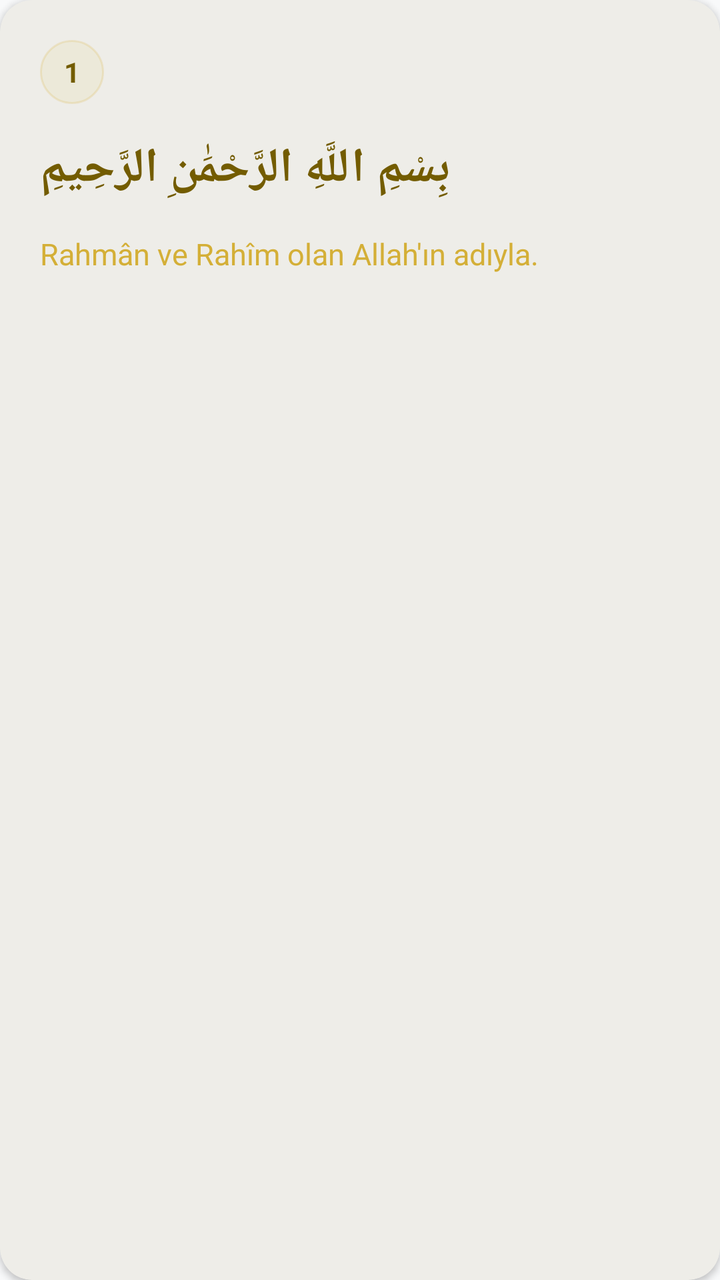
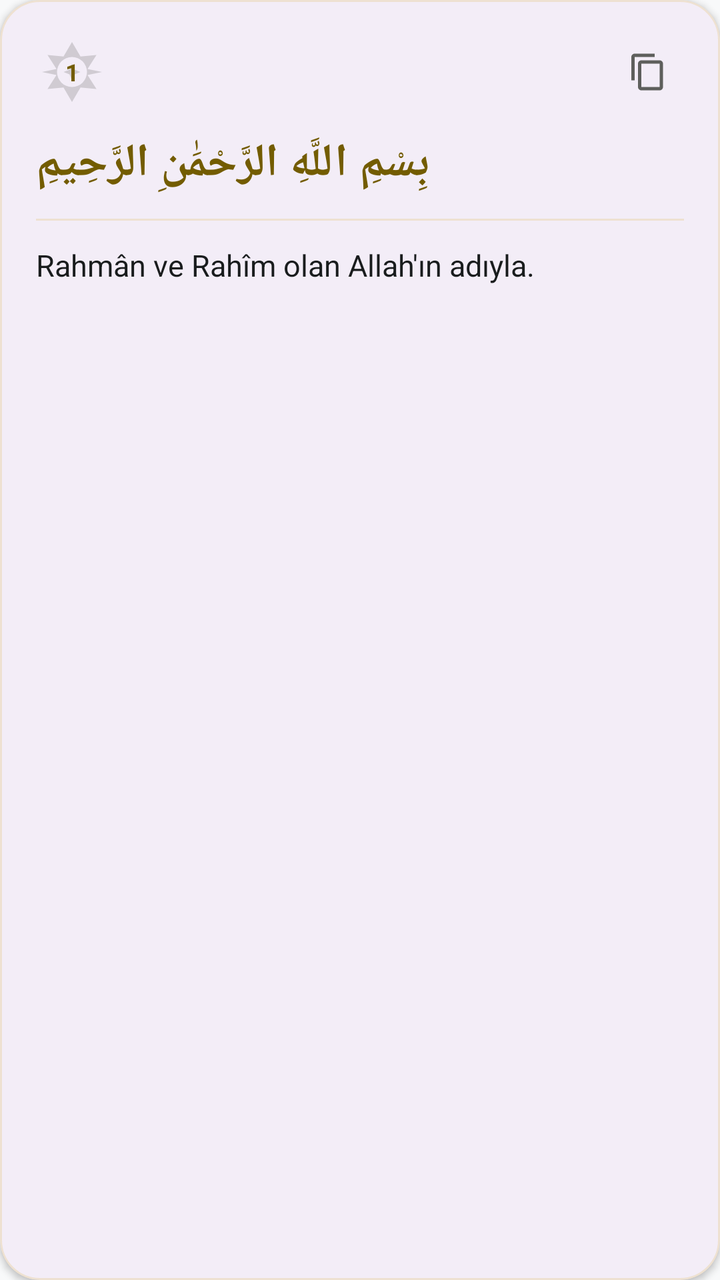

Two renders of the same Android screen: before a commit and after it. Below are the layout's source before the change and the commit's diff.
<!-- AndroidManifest.xml: application theme Theme.Hilalim -->
<!-- res/layout/item_verse.xml -->
<?xml version="1.0" encoding="utf-8"?>
<com.google.android.material.card.MaterialCardView xmlns:android="http://schemas.android.com/apk/res/android"
    xmlns:app="http://schemas.android.com/apk/res-auto"
    android:layout_width="match_parent"
    android:layout_height="wrap_content"
    android:layout_margin="8dp"
    app:cardCornerRadius="16dp"
    app:cardElevation="2dp"
    app:strokeWidth="0dp">

    <LinearLayout
        android:layout_width="match_parent"
        android:layout_height="wrap_content"
        android:orientation="vertical"
        android:padding="20dp">

        <TextView
            android:id="@+id/txt_verse_id"
            android:layout_width="32dp"
            android:layout_height="32dp"
            android:background="@drawable/bg_tool_icon"
            android:gravity="center"
            android:text="1"
            android:textColor="@color/primary"
            android:textStyle="bold" />

        <TextView
            android:id="@+id/txt_verse_ar"
            android:layout_width="match_parent"
            android:layout_height="wrap_content"
            android:layout_marginTop="16dp"
            android:gravity="end"
            android:text="بِسْمِ اللَّهِ الرَّحْمَٰنِ الرَّحِيمِ"
            android:textColor="@color/primary"
            android:textSize="24sp"
            android:textStyle="bold" />

        <TextView
            android:id="@+id/txt_verse_tr"
            android:layout_width="match_parent"
            android:layout_height="wrap_content"
            android:layout_marginTop="16dp"
            android:text="Rahmân ve Rahîm olan Allah'ın adıyla."
            android:textColor="@color/secondary"
            android:textSize="15sp"
            android:lineSpacingExtra="4dp" />

    </LinearLayout>
</com.google.android.material.card.MaterialCardView>
<!-- resources referenced by this layout -->
<resources>
  <color name="primary">@color/md_theme_light_primary</color>
  <color name="secondary">@color/sacred_gold</color>
  <!-- drawable bg_tool_icon (drawable) -->
  <?xml version="1.0" encoding="utf-8"?>
  <shape xmlns:android="http://schemas.android.com/apk/res/android"
      android:shape="oval">
      <solid android:color="@color/selected_lang_bg" />
      <stroke
          android:width="1dp"
          android:color="@color/card_stroke" />
  </shape>
  <style name="Theme.Hilalim" parent="Base.Theme.Hilalim" />
  <color name="md_theme_light_primary">#735C00</color>
  <color name="sacred_gold">#D4AF37</color>
  <color name="selected_lang_bg">#15D4AF37</color>
  <color name="card_stroke">#33D4AF37</color>
  <color name="md_theme_light_onPrimary">#FFFFFF</color>
  <color name="md_theme_light_primaryContainer">#D4AF37</color>
  <color name="md_theme_light_onPrimaryContainer">#554300</color>
  <color name="md_theme_light_secondary">#5E5F5C</color>
  <color name="md_theme_light_onSecondary">#FFFFFF</color>
  <color name="md_theme_light_secondaryContainer">#E0E0DC</color>
  <color name="md_theme_light_onSecondaryContainer">#626360</color>
  <color name="md_theme_light_tertiary">#5F5F56</color>
  <color name="md_theme_light_onTertiary">#FFFFFF</color>
  <color name="md_theme_light_tertiaryContainer">#B4B3A8</color>
  <color name="md_theme_light_onTertiaryContainer">#45453D</color>
  <color name="md_theme_light_background">#F8F9FA</color>
  <color name="md_theme_light_surface">#F8F9FA</color>
  <color name="md_theme_light_onSurface">#191C1D</color>
  <color name="md_theme_light_surfaceVariant">#E1E3E4</color>
  <color name="md_theme_light_onSurfaceVariant">#4D4635</color>
  <color name="md_theme_light_outline">#7F7663</color>
  <color name="md_theme_light_inverseSurface">#2E3132</color>
  <color name="md_theme_light_inverseOnSurface">#EFF1F2</color>
  <color name="md_theme_light_error">#BA1A1A</color>
  <color name="md_theme_light_onError">#FFFFFF</color>
  <color name="md_theme_light_errorContainer">#FFDAD6</color>
  <color name="md_theme_light_onErrorContainer">#93000A</color>
  <!-- unchanged entries left out for length: 1 -->
</resources>

<!-- the commit's change to res/layout/item_verse.xml (unified diff, before → after) -->
@@ -3,47 +3,93 @@
     xmlns:app="http://schemas.android.com/apk/res-auto"
     android:layout_width="match_parent"
     android:layout_height="wrap_content"
-    android:layout_margin="8dp"
-    app:cardCornerRadius="16dp"
+    android:layout_marginHorizontal="8dp"
+    android:layout_marginVertical="6dp"
+    app:cardBackgroundColor="?attr/colorSurfaceContainer"
+    app:cardCornerRadius="20dp"
     app:cardElevation="2dp"
-    app:strokeWidth="0dp">
+    app:strokeColor="@color/card_stroke"
+    app:strokeWidth="1dp">
 
     <LinearLayout
         android:layout_width="match_parent"
         android:layout_height="wrap_content"
         android:orientation="vertical"
-        android:padding="20dp">
+        android:padding="18dp">
 
-        <TextView
-            android:id="@+id/txt_verse_id"
-            android:layout_width="32dp"
-            android:layout_height="32dp"
-            android:background="@drawable/bg_tool_icon"
-            android:gravity="center"
-            android:text="1"
-            android:textColor="@color/primary"
-            android:textStyle="bold" />
+        <LinearLayout
+            android:layout_width="match_parent"
+            android:layout_height="wrap_content"
+            android:gravity="center_vertical"
+            android:orientation="horizontal">
+
+            <FrameLayout
+                android:layout_width="36dp"
+                android:layout_height="36dp">
+
+                <ImageView
+                    android:layout_width="36dp"
+                    android:layout_height="36dp"
+                    android:alpha="0.24"
+                    android:contentDescription="@null"
+                    android:src="@drawable/ic_diamond"
+                    app:tint="?attr/colorSecondary" />
+
+                <TextView
+                    android:id="@+id/txt_verse_id"
+                    android:layout_width="match_parent"
+                    android:layout_height="match_parent"
+                    android:gravity="center"
+                    android:text="1"
+                    android:textColor="?attr/colorPrimary"
+                    android:textSize="12sp"
+                    android:textStyle="bold" />
+            </FrameLayout>
+
+            <View
+                android:layout_width="0dp"
+                android:layout_height="0dp"
+                android:layout_weight="1" />
+
+            <ImageView
+                android:id="@+id/btn_copy_verse"
+                android:layout_width="36dp"
+                android:layout_height="36dp"
+                android:background="?attr/selectableItemBackgroundBorderless"
+                android:clickable="true"
+                android:contentDescription="@string/quran_verse_copied"
+                android:focusable="true"
+                android:padding="8dp"
+                android:src="@drawable/ic_copy"
+                app:tint="?attr/colorSecondary" />
+        </LinearLayout>
 
         <TextView
             android:id="@+id/txt_verse_ar"
             android:layout_width="match_parent"
             android:layout_height="wrap_content"
-            android:layout_marginTop="16dp"
+            android:layout_marginTop="12dp"
             android:gravity="end"
+            android:lineSpacingExtra="8dp"
             android:text="بِسْمِ اللَّهِ الرَّحْمَٰنِ الرَّحِيمِ"
-            android:textColor="@color/primary"
-            android:textSize="24sp"
+            android:textColor="?attr/colorPrimary"
+            android:textSize="23sp"
             android:textStyle="bold" />
+
+        <View
+            android:layout_width="match_parent"
+            android:layout_height="1dp"
+            android:layout_marginVertical="12dp"
+            android:background="@color/card_stroke" />
 
         <TextView
             android:id="@+id/txt_verse_tr"
             android:layout_width="match_parent"
             android:layout_height="wrap_content"
-            android:layout_marginTop="16dp"
+            android:lineSpacingExtra="4dp"
             android:text="Rahmân ve Rahîm olan Allah'ın adıyla."
-            android:textColor="@color/secondary"
-            android:textSize="15sp"
-            android:lineSpacingExtra="4dp" />
+            android:textColor="?attr/colorOnSurface"
+            android:textSize="15sp" />
 
     </LinearLayout>
 </com.google.android.material.card.MaterialCardView>
<!-- resource entries referenced after the edit -->
@@ -1,21 +1,35 @@
 <!-- resources referenced by this layout -->
 <resources>
-  <color name="primary">@color/md_theme_light_primary</color>
-  <color name="secondary">@color/sacred_gold</color>
-  <!-- drawable bg_tool_icon (drawable) -->
-  <?xml version="1.0" encoding="utf-8"?>
-  <shape xmlns:android="http://schemas.android.com/apk/res/android"
-      android:shape="oval">
-      <solid android:color="@color/selected_lang_bg" />
-      <stroke
-          android:width="1dp"
-          android:color="@color/card_stroke" />
-  </shape>
   <style name="Theme.Hilalim" parent="Base.Theme.Hilalim" />
   <color name="md_theme_light_primary">#735C00</color>
-  <color name="sacred_gold">#D4AF37</color>
-  <color name="selected_lang_bg">#15D4AF37</color>
   <color name="card_stroke">#33D4AF37</color>
+  <!-- drawable ic_copy (drawable) -->
+  <vector xmlns:android="http://schemas.android.com/apk/res/android"
+      android:width="24dp"
+      android:height="24dp"
+      android:viewportWidth="24"
+      android:viewportHeight="24">
+      <path
+          android:fillColor="#FFFFFFFF"
+          android:pathData="M16,1H4c-1.1,0 -2,0.9 -2,2v14h2V3h12V1zM19,5H8c-1.1,0 -2,0.9 -2,2v14c0,1.1 0.9,2 2,2h11c1.1,0 2,-0.9 2,-2V7c0,-1.1 -0.9,-2 -2,-2zM19,21H8V7h11v14z" />
+  </vector>
+  <!-- drawable ic_diamond (drawable) -->
+  <vector xmlns:android="http://schemas.android.com/apk/res/android"
+      android:width="24dp"
+      android:height="24dp"
+      android:viewportWidth="24"
+      android:viewportHeight="24">
+      
+      <path
+          android:fillColor="#FFFFFFFF"
+          android:fillType="evenOdd"
+          android:pathData="M12,2 L14.83,6.83 L20.16,6.34 L17.17,11 L22,12 L17.17,13 L20.16,17.66 L14.83,17.17 L12,22 L9.17,17.17 L3.84,17.66 L6.83,13 L2,12 L6.83,11 L3.84,6.34 L9.17,6.83 Z M12,7 A5,5 0 1,0 12,17 A5,5 0 1,0 12,7 Z" />
+      
+      <path
+          android:fillColor="#FFFFFFFF"
+          android:pathData="M12,9.2 L12.8,11.2 L14.8,12 L12.8,12.8 L12,14.8 L11.2,12.8 L9.2,12 L11.2,11.2 Z" />
+  </vector>
+  <string name="quran_verse_copied">Ayet panoya kopyalandı</string>
   <color name="md_theme_light_onPrimary">#FFFFFF</color>
   <color name="md_theme_light_primaryContainer">#D4AF37</color>
   <color name="md_theme_light_onPrimaryContainer">#554300</color>
